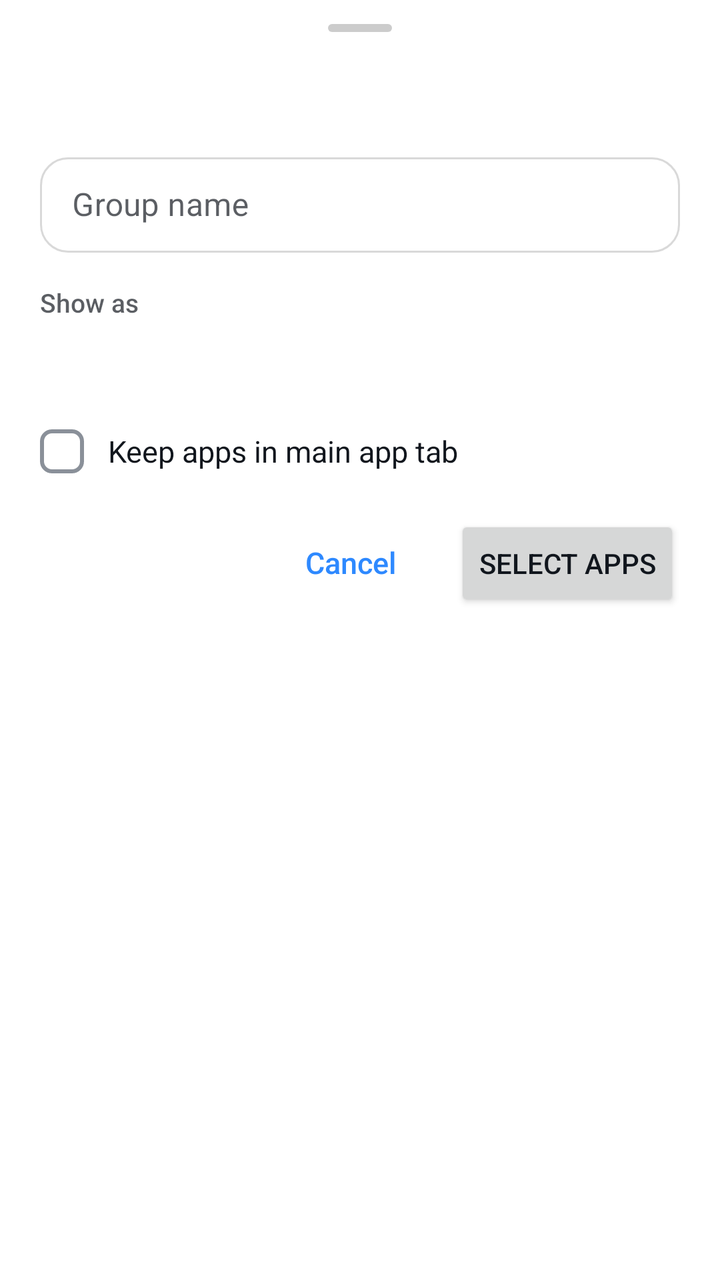
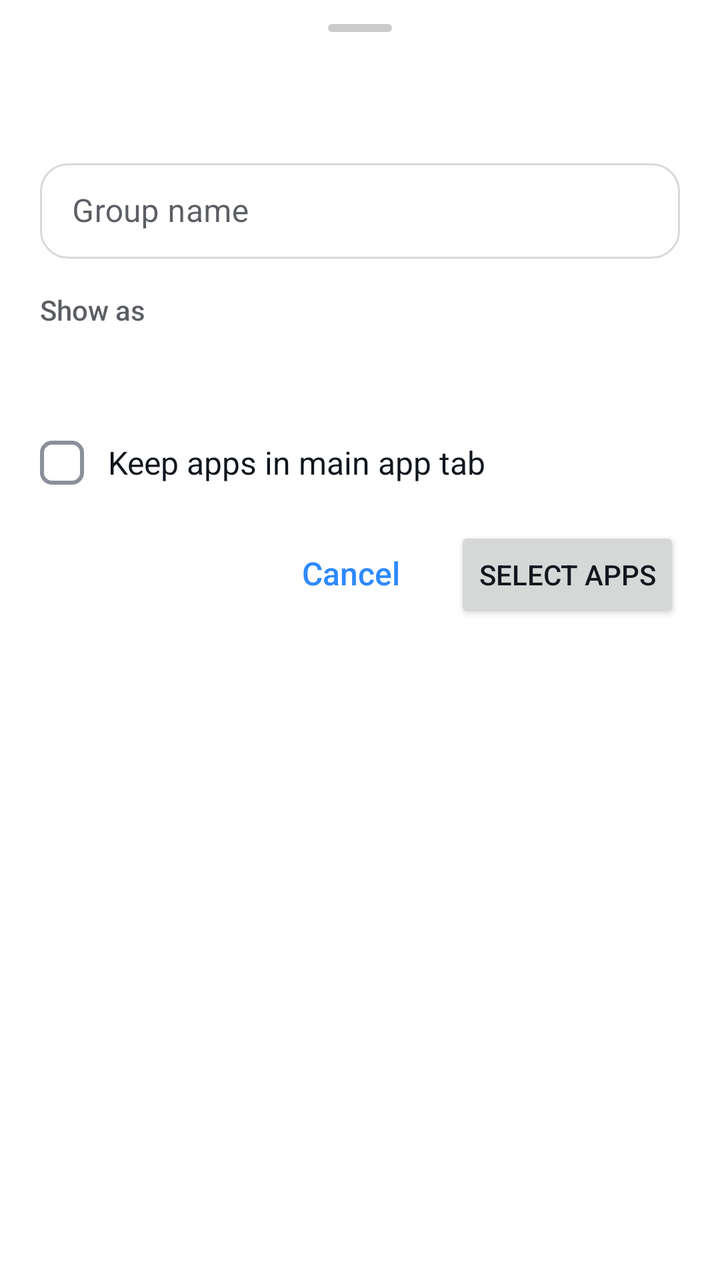

Screens rendered from an Android XML layout before and after an edit, with the pre-edit source and the edit as a unified diff.
<!-- AndroidManifest.xml: application theme Theme.Supernova -->
<!-- res/layout/sheet_new_group.xml -->
<?xml version="1.0" encoding="utf-8"?>
<LinearLayout xmlns:android="http://schemas.android.com/apk/res/android"
    xmlns:app="http://schemas.android.com/apk/res-auto"
    xmlns:tools="http://schemas.android.com/tools"
    android:layout_width="match_parent"
    android:layout_height="wrap_content"
    android:orientation="vertical"
    android:paddingBottom="16dp">

    <include layout="@layout/sheet_handle" />

    <TextView
        android:id="@+id/newGroupTitle"
        style="@style/SheetTitle" />

    <com.google.android.material.textfield.TextInputLayout
        android:id="@+id/newGroupNameLayout"
        android:layout_width="match_parent"
        android:layout_height="wrap_content"
        android:layout_marginHorizontal="20dp"
        android:layout_marginTop="12dp"
        android:hint="@string/group_name">

        <com.google.android.material.textfield.TextInputEditText
            android:id="@+id/newGroupName"
            android:layout_width="match_parent"
            android:layout_height="wrap_content"
            android:imeOptions="actionDone"
            android:importantForAutofill="no"
            android:inputType="text"
            android:maxLength="@integer/label_max_length"
            android:maxLines="1" />
    </com.google.android.material.textfield.TextInputLayout>

    <TextView
        android:layout_width="match_parent"
        android:layout_height="wrap_content"
        android:layout_marginHorizontal="20dp"
        android:layout_marginTop="16dp"
        android:fontFamily="sans-serif-medium"
        android:text="@string/group_show_as"
        android:textColor="@color/textSecondary"
        android:textSize="13sp" />

    <com.google.android.material.button.MaterialButtonToggleGroup
        android:id="@+id/newGroupType"
        android:layout_width="match_parent"
        android:layout_height="wrap_content"
        android:layout_marginHorizontal="20dp"
        android:layout_marginTop="8dp"
        app:selectionRequired="true"
        app:singleSelection="true">

        <Button
            android:id="@+id/newGroupTab"
            style="@style/Widget.Supernova.Button.Segment"
            android:layout_width="0dp"
            android:layout_height="wrap_content"
            android:layout_weight="1"
            android:text="@string/group_type_tab" />

        <Button
            android:id="@+id/newGroupFolder"
            style="@style/Widget.Supernova.Button.Segment"
            android:layout_width="0dp"
            android:layout_height="wrap_content"
            android:layout_weight="1"
            android:text="@string/folder" />
    </com.google.android.material.button.MaterialButtonToggleGroup>

    <TextView
        android:id="@+id/newGroupHint"
        android:layout_width="match_parent"
        android:layout_height="wrap_content"
        android:layout_marginHorizontal="20dp"
        android:layout_marginTop="8dp"
        android:textColor="@color/textSecondary"
        android:textSize="13sp" />

    
    <CheckBox
        android:id="@+id/newGroupKeep"
        android:layout_width="match_parent"
        android:layout_height="wrap_content"
        android:layout_marginStart="20dp"
        android:layout_marginTop="8dp"
        android:layout_marginEnd="20dp"
        android:minHeight="48dp"
        android:paddingStart="12dp"
        android:paddingEnd="0dp"
        android:text="@string/group_keep_in_main"
        android:textColor="@color/textPrimary"
        android:textSize="15sp" />

    <LinearLayout
        android:layout_width="match_parent"
        android:layout_height="wrap_content"
        android:layout_marginTop="8dp"
        android:gravity="end"
        android:orientation="horizontal"
        android:paddingHorizontal="20dp">

        <Button
            android:id="@+id/newGroupCancel"
            style="@style/Widget.Supernova.Button.Text"
            android:layout_width="wrap_content"
            android:layout_height="wrap_content"
            android:text="@string/cancel" />

        
        <Button
            android:id="@+id/newGroupCreate"
            android:layout_width="wrap_content"
            android:layout_height="wrap_content"
            android:layout_marginStart="8dp"
            android:text="@string/edit_group_apps"
            tools:ignore="ButtonStyle" />
    </LinearLayout>
</LinearLayout>
<!-- res/layout/sheet_handle.xml (included above) -->
<?xml version="1.0" encoding="utf-8"?>
<View xmlns:android="http://schemas.android.com/apk/res/android"
    android:layout_width="32dp"
    android:layout_height="4dp"
    android:layout_gravity="center_horizontal"
    android:layout_marginTop="12dp"
    android:layout_marginBottom="8dp"
    android:background="@drawable/bg_sheet_handle"
    android:importantForAccessibility="no" />
<!-- resources referenced by this layout -->
<resources>
  <style name="SheetTitle">
          <item name="android:layout_width">match_parent</item>
          <item name="android:layout_height">wrap_content</item>
          <item name="android:paddingHorizontal">20dp</item>
          <item name="android:paddingTop">4dp</item>
          <item name="android:paddingBottom">4dp</item>
          <item name="android:textColor">@color/textPrimary</item>
          <item name="android:textSize">22sp</item>
          <item name="android:fontFamily">sans-serif-medium</item>
      </style>
  <style name="Widget.Supernova.Button.Segment" parent="Widget.MaterialComponents.Button.OutlinedButton">
          <item name="android:textAllCaps">false</item>
          <item name="android:textSize">14sp</item>
          <item name="android:fontFamily">sans-serif-medium</item>
          <item name="android:letterSpacing">0</item>
          <item name="android:minHeight">40dp</item>
          <item name="android:insetTop">0dp</item>
          <item name="android:insetBottom">0dp</item>
          <item name="android:paddingStart">14dp</item>
          <item name="android:paddingEnd">14dp</item>
          <item name="android:maxLines">1</item>
          <item name="cornerRadius">20dp</item>
          <item name="strokeColor">@color/textInputStroke</item>
          <item name="strokeWidth">1dp</item>
          <item name="backgroundTint">@color/segment_background</item>
          <item name="android:textColor">@color/segment_text</item>
      </style>
  <style name="Widget.Supernova.Button.Text" parent="Widget.MaterialComponents.Button.TextButton">
          <item name="android:textAllCaps">false</item>
          <item name="android:textSize">15sp</item>
          <item name="android:fontFamily">sans-serif-medium</item>
          <item name="android:letterSpacing">0</item>
          <item name="android:minHeight">44dp</item>
          <item name="android:paddingStart">16dp</item>
          <item name="android:paddingEnd">16dp</item>
          <item name="cornerRadius">22dp</item>
      </style>
  <style name="Widget.Supernova.Button" parent="Widget.MaterialComponents.Button">
          <item name="android:textAllCaps">false</item>
          <item name="android:textSize">15sp</item>
          <item name="android:fontFamily">sans-serif-medium</item>
          <item name="android:letterSpacing">0</item>
          <item name="android:minHeight">44dp</item>
          <item name="android:paddingStart">22dp</item>
          <item name="android:paddingEnd">22dp</item>
          <item name="cornerRadius">22dp</item>
          <item name="elevation">0dp</item>
          <item name="android:stateListAnimator">@null</item>
      </style>
  <style name="TextAppearance.Supernova.DialogTitle" parent="MaterialAlertDialog.MaterialComponents.Title.Text">
          <item name="android:textColor">@color/textPrimary</item>
          <item name="android:textSize">22sp</item>
          <item name="android:fontFamily">sans-serif-medium</item>
      </style>
  <style name="TextAppearance.Supernova.DialogBody" parent="MaterialAlertDialog.MaterialComponents.Body.Text">
          <item name="android:textColor">@color/textSecondary</item>
          <item name="android:textSize">15sp</item>
          <item name="android:lineSpacingMultiplier">1.15</item>
      </style>
  <style name="Widget.Supernova.Button.Dialog" parent="Widget.MaterialComponents.Button.TextButton.Dialog">
          <item name="android:textAllCaps">false</item>
          <item name="android:textColor">?attr/colorAccentOnRaised</item>
          <item name="android:textSize">15sp</item>
          <item name="android:fontFamily">sans-serif-medium</item>
          <item name="android:letterSpacing">0</item>
          <item name="android:minHeight">44dp</item>
          <item name="cornerRadius">22dp</item>
      </style>
  <!-- unchanged entries left out for length: 33 -->
</resources>

<!-- the commit's change to res/layout/sheet_new_group.xml (unified diff, before → after) -->
@@ -5,7 +5,7 @@
     android:layout_width="match_parent"
     android:layout_height="wrap_content"
     android:orientation="vertical"
-    android:paddingBottom="16dp">
+    android:paddingBottom="@dimen/space_md">
 
     <include layout="@layout/sheet_handle" />
 
@@ -17,8 +17,8 @@
         android:id="@+id/newGroupNameLayout"
         android:layout_width="match_parent"
         android:layout_height="wrap_content"
-        android:layout_marginHorizontal="20dp"
-        android:layout_marginTop="12dp"
+        android:layout_marginHorizontal="@dimen/space_ml"
+        android:layout_marginTop="@dimen/space_ms"
         android:hint="@string/group_name">
 
         <com.google.android.material.textfield.TextInputEditText
@@ -35,19 +35,19 @@
     <TextView
         android:layout_width="match_parent"
         android:layout_height="wrap_content"
-        android:layout_marginHorizontal="20dp"
-        android:layout_marginTop="16dp"
+        android:layout_marginHorizontal="@dimen/space_ml"
+        android:layout_marginTop="@dimen/space_md"
         android:fontFamily="sans-serif-medium"
         android:text="@string/group_show_as"
         android:textColor="@color/textSecondary"
-        android:textSize="13sp" />
+        android:textSize="@dimen/text_secondary" />
 
     <com.google.android.material.button.MaterialButtonToggleGroup
         android:id="@+id/newGroupType"
         android:layout_width="match_parent"
         android:layout_height="wrap_content"
-        android:layout_marginHorizontal="20dp"
-        android:layout_marginTop="8dp"
+        android:layout_marginHorizontal="@dimen/space_ml"
+        android:layout_marginTop="@dimen/space_sm"
         app:selectionRequired="true"
         app:singleSelection="true">
 
@@ -72,33 +72,33 @@
         android:id="@+id/newGroupHint"
         android:layout_width="match_parent"
         android:layout_height="wrap_content"
-        android:layout_marginHorizontal="20dp"
-        android:layout_marginTop="8dp"
+        android:layout_marginHorizontal="@dimen/space_ml"
+        android:layout_marginTop="@dimen/space_sm"
         android:textColor="@color/textSecondary"
-        android:textSize="13sp" />
+        android:textSize="@dimen/text_secondary" />
 
     
     <CheckBox
         android:id="@+id/newGroupKeep"
         android:layout_width="match_parent"
         android:layout_height="wrap_content"
-        android:layout_marginStart="20dp"
-        android:layout_marginTop="8dp"
-        android:layout_marginEnd="20dp"
+        android:layout_marginStart="@dimen/space_ml"
+        android:layout_marginTop="@dimen/space_sm"
+        android:layout_marginEnd="@dimen/space_ml"
         android:minHeight="48dp"
-        android:paddingStart="12dp"
+        android:paddingStart="@dimen/space_ms"
         android:paddingEnd="0dp"
         android:text="@string/group_keep_in_main"
         android:textColor="@color/textPrimary"
-        android:textSize="15sp" />
+        android:textSize="@dimen/text_body" />
 
     <LinearLayout
         android:layout_width="match_parent"
         android:layout_height="wrap_content"
-        android:layout_marginTop="8dp"
+        android:layout_marginTop="@dimen/space_sm"
         android:gravity="end"
         android:orientation="horizontal"
-        android:paddingHorizontal="20dp">
+        android:paddingHorizontal="@dimen/space_ml">
 
         <Button
             android:id="@+id/newGroupCancel"
@@ -112,7 +112,7 @@
             android:id="@+id/newGroupCreate"
             android:layout_width="wrap_content"
             android:layout_height="wrap_content"
-            android:layout_marginStart="8dp"
+            android:layout_marginStart="@dimen/space_sm"
             android:text="@string/edit_group_apps"
             tools:ignore="ButtonStyle" />
     </LinearLayout>
@@ -123,7 +123,7 @@
     android:layout_width="32dp"
     android:layout_height="4dp"
     android:layout_gravity="center_horizontal"
-    android:layout_marginTop="12dp"
-    android:layout_marginBottom="8dp"
+    android:layout_marginTop="@dimen/space_ms"
+    android:layout_marginBottom="@dimen/space_sm"
     android:background="@drawable/bg_sheet_handle"
     android:importantForAccessibility="no" />
<!-- resource entries referenced after the edit -->
@@ -1,25 +1,31 @@
 <!-- resources referenced by this layout -->
 <resources>
+  <dimen name="space_md">16dp</dimen>
+  <dimen name="space_ml">20dp</dimen>
+  <dimen name="space_ms">12dp</dimen>
+  <dimen name="space_sm">8dp</dimen>
+  <dimen name="text_body">16sp</dimen>
+  <dimen name="text_secondary">14sp</dimen>
   <style name="SheetTitle">
           <item name="android:layout_width">match_parent</item>
           <item name="android:layout_height">wrap_content</item>
-          <item name="android:paddingHorizontal">20dp</item>
-          <item name="android:paddingTop">4dp</item>
-          <item name="android:paddingBottom">4dp</item>
+          <item name="android:paddingHorizontal">@dimen/space_ml</item>
+          <item name="android:paddingTop">@dimen/space_xs</item>
+          <item name="android:paddingBottom">@dimen/space_xs</item>
           <item name="android:textColor">@color/textPrimary</item>
-          <item name="android:textSize">22sp</item>
+          <item name="android:textSize">@dimen/text_headline</item>
           <item name="android:fontFamily">sans-serif-medium</item>
       </style>
   <style name="Widget.Supernova.Button.Segment" parent="Widget.MaterialComponents.Button.OutlinedButton">
           <item name="android:textAllCaps">false</item>
-          <item name="android:textSize">14sp</item>
+          <item name="android:textSize">@dimen/text_secondary</item>
           <item name="android:fontFamily">sans-serif-medium</item>
           <item name="android:letterSpacing">0</item>
           <item name="android:minHeight">40dp</item>
           <item name="android:insetTop">0dp</item>
           <item name="android:insetBottom">0dp</item>
-          <item name="android:paddingStart">14dp</item>
-          <item name="android:paddingEnd">14dp</item>
+          <item name="android:paddingStart">@dimen/space_md</item>
+          <item name="android:paddingEnd">@dimen/space_md</item>
           <item name="android:maxLines">1</item>
           <item name="cornerRadius">20dp</item>
           <item name="strokeColor">@color/textInputStroke</item>
@@ -29,17 +35,19 @@
       </style>
   <style name="Widget.Supernova.Button.Text" parent="Widget.MaterialComponents.Button.TextButton">
           <item name="android:textAllCaps">false</item>
-          <item name="android:textSize">15sp</item>
+          <item name="android:textSize">@dimen/text_body</item>
           <item name="android:fontFamily">sans-serif-medium</item>
           <item name="android:letterSpacing">0</item>
           <item name="android:minHeight">44dp</item>
-          <item name="android:paddingStart">16dp</item>
-          <item name="android:paddingEnd">16dp</item>
+          <item name="android:paddingStart">@dimen/space_md</item>
+          <item name="android:paddingEnd">@dimen/space_md</item>
           <item name="cornerRadius">22dp</item>
       </style>
+  <dimen name="space_xs">4dp</dimen>
+  <dimen name="text_headline">24sp</dimen>
   <style name="Widget.Supernova.Button" parent="Widget.MaterialComponents.Button">
           <item name="android:textAllCaps">false</item>
-          <item name="android:textSize">15sp</item>
+          <item name="android:textSize">@dimen/text_body</item>
           <item name="android:fontFamily">sans-serif-medium</item>
           <item name="android:letterSpacing">0</item>
           <item name="android:minHeight">44dp</item>
@@ -51,18 +59,18 @@
       </style>
   <style name="TextAppearance.Supernova.DialogTitle" parent="MaterialAlertDialog.MaterialComponents.Title.Text">
           <item name="android:textColor">@color/textPrimary</item>
-          <item name="android:textSize">22sp</item>
+          <item name="android:textSize">@dimen/text_headline</item>
           <item name="android:fontFamily">sans-serif-medium</item>
       </style>
   <style name="TextAppearance.Supernova.DialogBody" parent="MaterialAlertDialog.MaterialComponents.Body.Text">
           <item name="android:textColor">@color/textSecondary</item>
-          <item name="android:textSize">15sp</item>
+          <item name="android:textSize">@dimen/text_body</item>
           <item name="android:lineSpacingMultiplier">1.15</item>
       </style>
   <style name="Widget.Supernova.Button.Dialog" parent="Widget.MaterialComponents.Button.TextButton.Dialog">
           <item name="android:textAllCaps">false</item>
           <item name="android:textColor">?attr/colorAccentOnRaised</item>
-          <item name="android:textSize">15sp</item>
+          <item name="android:textSize">@dimen/text_body</item>
           <item name="android:fontFamily">sans-serif-medium</item>
           <item name="android:letterSpacing">0</item>
           <item name="android:minHeight">44dp</item>
